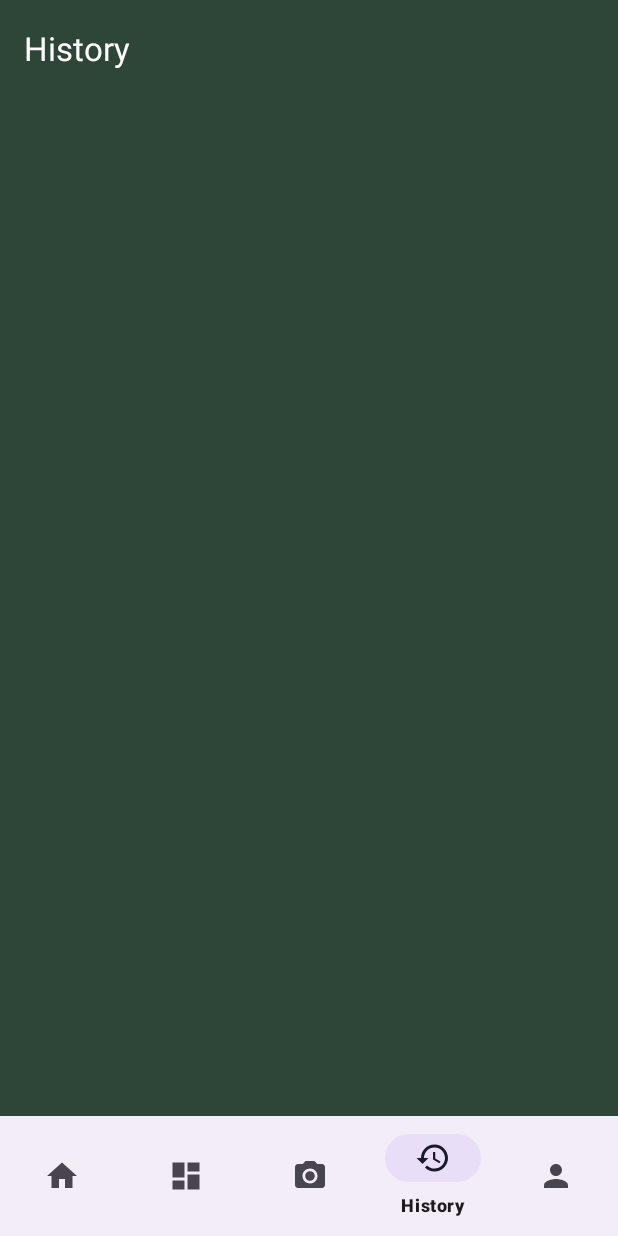
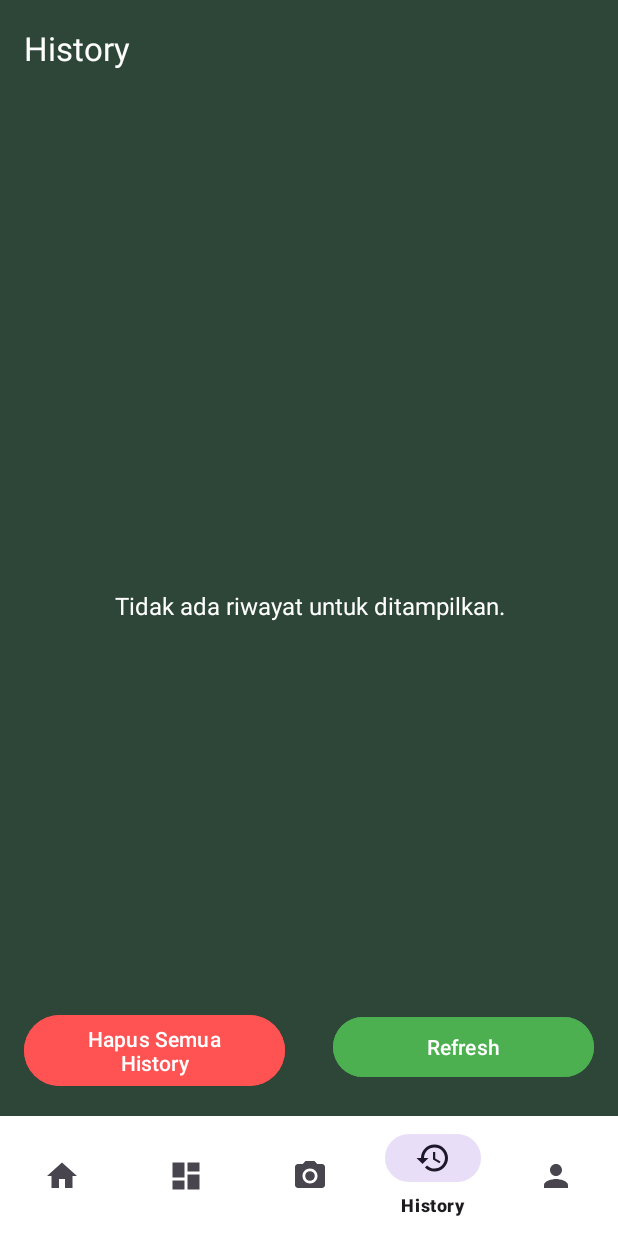
Before and after one commit to Acne-Scan/Mobile-Development-AcneScan, an Android app: the HistoryFragment screen opened through its navigation route, on a phone screen of 412 x 824 dp. Run offline under Robolectric (Android 15) with nearby library versions, the light colour scheme and no system bars; our stand-ins replace Room's generated code, navigation-ui; pictures from the network do not load.

Commit message:
memperbaiki room dengan menggunakan coroutine, menambahkan button refresh dan delete all di history, menambahkan beberapa extract string resource serta membuat di history berjalan di background thread pakai glide biar ga ngelaggg

```diff
--- a/app/src/main/java/com/dicoding/acnescan/database/HistoryDAO.kt
+++ b/app/src/main/java/com/dicoding/acnescan/database/HistoryDAO.kt
@@ -1,6 +1,5 @@
 package com.dicoding.acnescan.database
 
-import androidx.lifecycle.LiveData
 import androidx.room.Dao
 import androidx.room.Insert
 import androidx.room.OnConflictStrategy
@@ -9,8 +8,12 @@ import androidx.room.Query
 @Dao
 interface HistoryDao {
     @Insert(onConflict = OnConflictStrategy.REPLACE)
-    fun insert(history: HistoryEntity)
+    suspend fun insert(history: HistoryEntity)
 
     @Query("SELECT * FROM history_table ORDER BY timestamp DESC")
-    fun getAllHistory(): LiveData<List<HistoryEntity>>
+    suspend fun getAllHistory(): List<HistoryEntity>
+
+    // Tambahkan query untuk menghapus seluruh data
+    @Query("DELETE FROM history_table")
+    suspend fun deleteAllHistory()
 }
--- a/app/src/main/java/com/dicoding/acnescan/database/HistoryRepository.kt
+++ b/app/src/main/java/com/dicoding/acnescan/database/HistoryRepository.kt
@@ -1,26 +1,27 @@
 package com.dicoding.acnescan.database
 
 import android.app.Application
-import androidx.lifecycle.LiveData
-import java.util.concurrent.ExecutorService
-import java.util.concurrent.Executors
 
-class HistoryRepository (application: Application) {
+class HistoryRepository(application: Application) {
     private val mHistoryDAO: HistoryDao
-    private val executorService: ExecutorService = Executors.newSingleThreadScheduledExecutor()
 
     init {
         val db = HistoryDatabase.getDatabase(application)
         mHistoryDAO = db.historyDao()
     }
 
-    fun getAllHistory(): LiveData<List<HistoryEntity>> = mHistoryDAO.getAllHistory()
-
-    fun insert (favoriteEvent: HistoryEntity) {
-        executorService.execute { mHistoryDAO.insert(favoriteEvent) }
+    // Suspend function untuk mengambil semua data history
+    suspend fun getAllHistory(): List<HistoryEntity> {
+        return mHistoryDAO.getAllHistory()
     }
 
-//    fun delete (favoriteEvent: HistoryEntity) {
-//        executorService.execute { mHistoryDAO.delete(favoriteEvent) }
-//    }
+    // Suspend function untuk menyisipkan data
+    suspend fun insert(history: HistoryEntity) {
+        mHistoryDAO.insert(history)
+    }
+
+    // Suspend function untuk menghapus semua history
+    suspend fun deleteAllHistory() {
+        mHistoryDAO.deleteAllHistory()
+    }
 }
--- a/app/src/main/java/com/dicoding/acnescan/ui/history/HistoryFragment.kt
+++ b/app/src/main/java/com/dicoding/acnescan/ui/history/HistoryFragment.kt
@@ -10,29 +10,23 @@ import android.view.View
 import android.view.ViewGroup
 import android.widget.Toast
 import androidx.appcompat.app.AppCompatActivity
-import androidx.camera.core.internal.utils.ImageUtil.rotateBitmap
-import androidx.exifinterface.media.ExifInterface
 import androidx.fragment.app.Fragment
 import androidx.fragment.app.viewModels
 import androidx.recyclerview.widget.LinearLayoutManager
 import com.dicoding.acnescan.adapter.HistoryAdapter
 import com.dicoding.acnescan.databinding.FragmentHistoryBinding
 import com.dicoding.acnescan.ui.camera.AnalysisActivity
-import java.io.File
-import java.io.FileInputStream
 
 class HistoryFragment : Fragment() {
 
     private var _binding: FragmentHistoryBinding? = null
     private val binding get() = _binding!!
 
-    private val favoriteViewModel: HistoryViewModel by viewModels()
-    private lateinit var favoriteAdapter: HistoryAdapter
+    private val historyViewModel: HistoryViewModel by viewModels()
+    private lateinit var historyAdapter: HistoryAdapter
 
     override fun onCreateView(
-        inflater: LayoutInflater,
-        container: ViewGroup?,
-        savedInstanceState: Bundle?
+        inflater: LayoutInflater, container: ViewGroup?, savedInstanceState: Bundle?
     ): View {
         _binding = FragmentHistoryBinding.inflate(inflater, container, false)
         return binding.root
@@ -43,38 +37,45 @@ class HistoryFragment : Fragment() {
 
         (requireActivity() as AppCompatActivity).supportActionBar?.setDisplayHomeAsUpEnabled(false)
 
-        // observe error message
-        favoriteViewModel.errorMessage.observe(viewLifecycleOwner) { errorMessage ->
-            if (errorMessage != null) {
-                Toast.makeText(requireContext(), errorMessage, Toast.LENGTH_SHORT).show()
-            }
-        }
-
-        // mengirim ke analysis activity
-        favoriteAdapter = HistoryAdapter { event ->
+        historyAdapter = HistoryAdapter { event ->
             val intent = Intent(requireContext(), AnalysisActivity::class.java).apply {
-                putExtra(AnalysisActivity.EXTRA_IMAGE_PATH, event.imagePath) // Kirim path gambar
+                putExtra(AnalysisActivity.EXTRA_IMAGE_PATH, event.imagePath)
             }
             startActivity(intent)
         }
 
         binding.historyRecyclerView.layoutManager = LinearLayoutManager(requireContext())
-        binding.historyRecyclerView.adapter = favoriteAdapter
+        binding.historyRecyclerView.adapter = historyAdapter
 
-        // Observe favorite events from ViewModel
-        favoriteViewModel.history.observe(viewLifecycleOwner) { favoriteList ->
-            if (favoriteList.isNullOrEmpty()) {
+        // Observe history data
+        historyViewModel.history.observe(viewLifecycleOwner) { historyList ->
+            if (historyList.isNullOrEmpty()) {
                 binding.historyRecyclerView.visibility = View.GONE
+                binding.placeholderText.visibility = View.VISIBLE
+            } else {
+                binding.historyRecyclerView.visibility = View.VISIBLE
+                binding.placeholderText.visibility = View.GONE
+                historyAdapter.submitList(historyList)
             }
-            else {
-                binding.historyRecyclerView.visibility = View.VISIBLE
-                favoriteAdapter.submitList(favoriteList)
+        }
+
+        // Tombol Hapus Semua
+        binding.buttonDeleteAll.setOnClickListener {
+            historyViewModel.deleteAllHistory()
+            Toast.makeText(requireContext(), "Semua data history telah dihapus.", Toast.LENGTH_SHORT).show()
+        }
+
+        // Tombol Refresh
+        binding.buttonRefresh.setOnClickListener {
+            historyViewModel.refreshHistory()
+            Toast.makeText(requireContext(), "Data history diperbarui.", Toast.LENGTH_SHORT).show()
+        }
+
+        // Observe error messages
+        historyViewModel.errorMessage.observe(viewLifecycleOwner) { errorMessage ->
+            errorMessage?.let {
+                Toast.makeText(requireContext(), it, Toast.LENGTH_SHORT).show()
             }
         }
     }
-
-    override fun onDestroyView() {
-        super.onDestroyView()
-        _binding = null
-    }
 }
--- a/app/src/main/res/layout/activity_analysis.xml
+++ b/app/src/main/res/layout/activity_analysis.xml
@@ -4,7 +4,7 @@
     xmlns:tools="http://schemas.android.com/tools"
     android:layout_width="match_parent"
     android:layout_height="match_parent"
-    android:background="@color/white"
+    android:background="@color/grey"
     tools:context=".ui.camera.AnalysisActivity">
 
     <!-- ImageView untuk menampilkan gambar -->
--- a/app/src/main/res/layout/activity_bottom_nav.xml
+++ b/app/src/main/res/layout/activity_bottom_nav.xml
@@ -35,6 +35,7 @@
         android:id="@+id/nav_view"
         android:layout_width="0dp"
         android:layout_height="wrap_content"
+        android:background="@color/white"
         app:menu="@menu/bottom_nav_menu"
         app:layout_constraintBottom_toBottomOf="parent"
         app:layout_constraintStart_toStartOf="parent"
--- a/app/src/main/res/layout/activity_result.xml
+++ b/app/src/main/res/layout/activity_result.xml
@@ -4,7 +4,7 @@
     xmlns:tools="http://schemas.android.com/tools"
     android:layout_width="match_parent"
     android:layout_height="match_parent"
-    android:background="@color/white"
+    android:background="@color/grey"
     tools:context=".ui.camera.ResultActivity">
 
     <!-- ImageView untuk menampilkan gambar hasil analisis -->
--- a/app/src/main/res/layout/fragment_camera.xml
+++ b/app/src/main/res/layout/fragment_camera.xml
@@ -4,7 +4,7 @@
     android:layout_width="match_parent"
     android:layout_height="match_parent"
     xmlns:tools="http://schemas.android.com/tools"
-    android:background="@color/white"
+    android:background="@color/grey"
     android:fitsSystemWindows="true"
     tools:context=".ui.camera.CameraFragment">
 
--- a/app/src/main/res/layout/fragment_history.xml
+++ b/app/src/main/res/layout/fragment_history.xml
@@ -6,7 +6,6 @@
     android:background="#2E4637">
 
     <!-- RecyclerView -->
-
     <androidx.recyclerview.widget.RecyclerView
         android:id="@+id/history_recycler_view"
         android:layout_width="match_parent"
@@ -14,7 +13,7 @@
         android:layout_marginStart="8dp"
         android:layout_marginTop="8dp"
         android:layout_marginEnd="8dp"
-        android:layout_marginBottom="8dp"
+        android:layout_marginBottom="80dp"
         android:clipToPadding="false"
         android:padding="16dp"
         app:layout_constraintBottom_toBottomOf="parent"
@@ -25,14 +24,47 @@
 
     <TextView
         android:id="@+id/placeholderText"
-        android:layout_width="wrap_content"
-        android:layout_height="wrap_content"
+        android:layout_width="match_parent"
+        android:layout_height="match_parent"
         android:text="@string/history_data_kosong"
         android:gravity="center"
         android:layout_gravity="center"
         android:visibility="gone"
         android:textSize="16sp"
-        android:textColor="#666666" />
+        android:textColor="@color/white" />
 
+    <!-- Tombol Hapus Semua -->
+    <Button
+        android:id="@+id/button_delete_all"
+        android:layout_width="0dp"
+        android:layout_height="wrap_content"
+        android:layout_marginStart="16dp"
+        android:layout_marginTop="8dp"
+        android:layout_marginEnd="16dp"
+        android:layout_marginBottom="16dp"
+        android:backgroundTint="#FF5252"
+        android:text="@string/history_delete"
+        android:textColor="@color/white"
+        app:layout_constraintBottom_toBottomOf="parent"
+        app:layout_constraintEnd_toStartOf="@id/button_refresh"
+        app:layout_constraintStart_toStartOf="parent"
+        app:layout_constraintTop_toBottomOf="@+id/history_recycler_view" />
+
+    <!-- Tombol Refresh -->
+    <Button
+        android:id="@+id/button_refresh"
+        android:layout_width="0dp"
+        android:layout_height="wrap_content"
+        android:layout_marginStart="16dp"
+        android:layout_marginTop="8dp"
+        android:layout_marginEnd="16dp"
+        android:layout_marginBottom="20dp"
+        android:backgroundTint="#4CAF50"
+        android:text="@string/history_refresh"
+        android:textColor="@color/white"
+        app:layout_constraintBottom_toBottomOf="parent"
+        app:layout_constraintEnd_toEndOf="parent"
+        app:layout_constraintStart_toEndOf="@id/button_delete_all"
+        app:layout_constraintTop_toBottomOf="@+id/history_recycler_view" />
 
 </androidx.constraintlayout.widget.ConstraintLayout>
--- a/app/src/main/res/layout/item_product.xml
+++ b/app/src/main/res/layout/item_product.xml
@@ -29,7 +29,7 @@
             android:id="@+id/product_name"
             android:layout_width="wrap_content"
             android:layout_height="wrap_content"
-            android:text="Product Name"
+            android:text="@string/product_name"
             android:textSize="16sp"
             android:textColor="#333333"
             android:ellipsize="end"
@@ -39,7 +39,7 @@
             android:id="@+id/product_category"
             android:layout_width="wrap_content"
             android:layout_height="wrap_content"
-            android:text="Category"
+            android:text="@string/product_category"
             android:textSize="14sp"
             android:textColor="#888888"
             android:ellipsize="end"
--- a/app/src/main/res/layout/item_recommendation.xml
+++ b/app/src/main/res/layout/item_recommendation.xml
@@ -19,7 +19,7 @@
             android:layout_width="match_parent"
             android:layout_height="180dp"
             android:scaleType="centerCrop"
-            android:contentDescription="Recommendation Image" />
+            android:contentDescription="@string/recommendation_image" />
 
         <!-- TextView untuk judul -->
         <TextView
--- a/app/src/main/res/values/colors.xml
+++ b/app/src/main/res/values/colors.xml
@@ -3,4 +3,5 @@
     <color name="black">#FF000000</color>
     <color name="white">#FFFFFFFF</color>
     <color name="green">#2E4637</color>
+    <color name="grey">#F2F6FF</color>
 </resources>
```
Also changed, not shown: app/build.gradle.kts (+5 -2 lines), app/src/main/java/com/dicoding/acnescan/adapter/HistoryAdapter.kt (+40 -29 lines), app/src/main/java/com/dicoding/acnescan/helper/ImageClassifierHelper.kt (+105 -57 lines), app/src/main/java/com/dicoding/acnescan/ui/camera/AnalysisActivity.kt (+14 -18 lines), app/src/main/java/com/dicoding/acnescan/ui/history/HistoryViewModel.kt (+38 -9 lines), app/src/main/res/layout/fragment_home.xml (+5 -4 lines), app/src/main/res/layout/item_history.xml (+4 -4 lines), app/src/main/res/values/strings.xml (+12 -0 lines), gradle/libs.versions.toml (+5 -2 lines).
